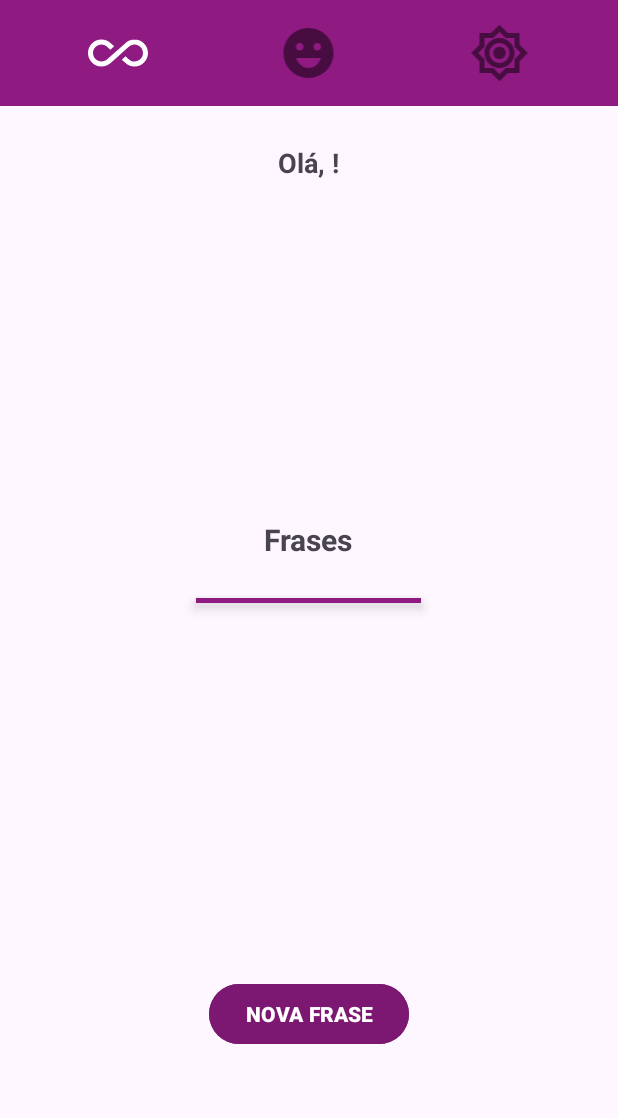
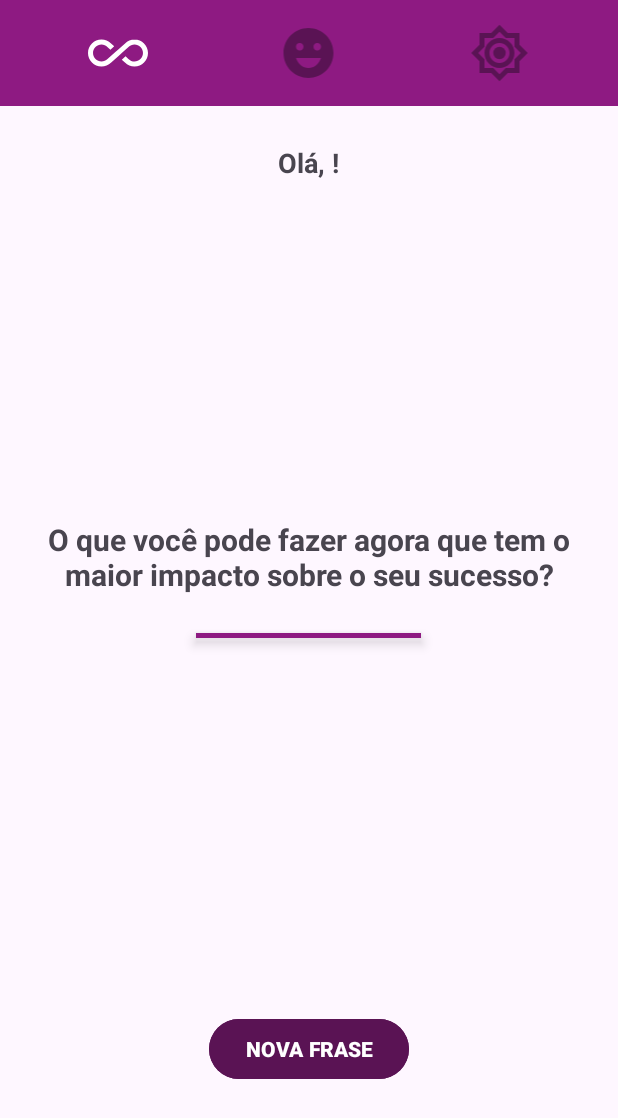
Before and after one commit to J0aoPedr0/APP_motivation, an Android app: the MainActivity screen opened directly, with no data from a screen before it, on a phone screen of 412 x 824 dp. Shown: the top 1118 px of the screen. Run offline under Robolectric (Android 15) with nearby library versions, the phone set to English and light mode, and no system bars.

Commit message:
Finalização do App Motivation.

```diff
--- a/app/src/main/AndroidManifest.xml
+++ b/app/src/main/AndroidManifest.xml
@@ -13,7 +13,7 @@
         android:theme="@style/Theme.Motivation"
         tools:targetApi="31">
         <activity
-            android:name=".UserActivity"
+            android:name=".UserInterface.UserActivity"
             android:exported="true">
             <intent-filter>
                 <action android:name="android.intent.action.MAIN" />
@@ -21,7 +21,7 @@
             </intent-filter>
         </activity>
         <activity
-            android:name=".MainActivity"
+            android:name=".UserInterface.MainActivity"
             android:exported="false" />
 
     </application>
--- a/app/src/main/java/com/example/motivation/MainActivity.kt
+++ /dev/null
@@ -1,28 +0,0 @@
-package com.example.motivation
-
-import android.annotation.SuppressLint
-import android.os.Bundle
-import android.widget.Toast
-import androidx.appcompat.app.AppCompatActivity
-import com.example.motivation.databinding.ActivityMainBinding
-
-class MainActivity : AppCompatActivity() {
-
-    private lateinit var binding: ActivityMainBinding
-
-    @SuppressLint("SetTextI18n")
-    override fun onCreate(savedInstanceState: Bundle?) {
-        super.onCreate(savedInstanceState)
-        binding = ActivityMainBinding.inflate(layoutInflater)
-        setContentView(binding.root)
-
-        val name = SharedPreferences(this).getString("USER_NAME")
-        binding.textHelloUser.text = "Olá, $name!"
-
-        binding.buttonNewPhrase.setOnClickListener { newPhrase() }
-    }
-
-    private fun newPhrase() {
-        Toast.makeText(this, "Estou funcionando", Toast.LENGTH_SHORT).show()
-    }
-}
--- /dev/null
+++ b/app/src/main/java/com/example/motivation/Phrases/Mock.kt
@@ -0,0 +1,35 @@
+package com.example.motivation.Phrases
+
+import com.example.motivation.infrastructure.MotivationConstants
+import kotlin.random.Random
+
+
+data class Phrase(val description:String, val categoryId:Int)
+
+class Mock {
+    private val all = MotivationConstants.FILTER.ALL
+    private val smile = MotivationConstants.FILTER.SMILE
+    private val brightness = MotivationConstants.FILTER.BRIGHTNESS
+
+
+    private val listPhrase = listOf<Phrase>(
+        Phrase("Não sabendo que era impossível, foi lá e fez.", smile),
+        Phrase("Você não é derrotado quando perde, você é derrotado quando desiste!", smile),
+        Phrase("Quando está mais escuro, vemos mais estrelas!", smile),
+        Phrase("Insanidade é fazer sempre a mesma coisa e esperar um resultado diferente.", smile),
+        Phrase("Não pare quando estiver cansado, pare quando tiver terminado.", smile),
+        Phrase("O que você pode fazer agora que tem o maior impacto sobre o seu sucesso?", smile),
+        Phrase("A melhor maneira de prever o futuro é inventá-lo.", brightness),
+        Phrase("Você perde todas as chances que você não aproveita.", brightness),
+        Phrase("Fracasso é o condimento que dá sabor ao sucesso.", brightness),
+        Phrase(" Enquanto não estivermos comprometidos, haverá hesitação!", brightness),
+        Phrase("Se você não sabe onde quer ir, qualquer caminho serve.", brightness),
+        Phrase("Se você acredita, faz toda a diferença.", brightness),
+        Phrase("Riscos devem ser corridos, porque o maior perigo é não arriscar nada!", brightness)
+    )
+
+    fun getPhrase(value: Int):String{
+        val filtered = listPhrase.filter { it. categoryId == value || value == all }
+        return filtered[Random.nextInt(filtered.size)].description
+    }
+}
--- /dev/null
+++ b/app/src/main/java/com/example/motivation/UserInterface/MainActivity.kt
@@ -0,0 +1,81 @@
+package com.example.motivation.UserInterface
+
+import android.annotation.SuppressLint
+import android.os.Bundle
+import android.view.View
+import androidx.appcompat.app.AppCompatActivity
+import androidx.core.content.ContextCompat
+import com.example.motivation.Phrases.Mock
+import com.example.motivation.R
+import com.example.motivation.infrastructure.MotivationConstants
+import com.example.motivation.infrastructure.SharedPreferences
+import com.example.motivation.databinding.ActivityMainBinding
+
+class MainActivity : AppCompatActivity() {
+
+    private lateinit var binding: ActivityMainBinding
+    private var categoryId = MotivationConstants.FILTER.ALL
+
+    @SuppressLint("SetTextI18n")
+    override fun onCreate(savedInstanceState: Bundle?) {
+        super.onCreate(savedInstanceState)
+        binding = ActivityMainBinding.inflate(layoutInflater)
+        setContentView(binding.root)
+
+        saveData()
+        handleFilter(R.id.image_infinity)
+        handleNextPhrase()
+        // Clicks eventes
+        binding.buttonNewPhrase.setOnClickListener { view -> handleClicks(view) }
+        binding.imageInfinity.setOnClickListener { view -> handleClicks(view) }
+        binding.imageSmile.setOnClickListener { view -> handleClicks(view) }
+        binding.imageBrightness.setOnClickListener { view -> handleClicks(view) }
+    }
+
+
+    private fun saveData() {
+        val name = SharedPreferences(this).getString(MotivationConstants.KEY.User_Name)
+        binding.textHelloUser.text = "Olá, $name!"
+    }
+
+    private fun handleClicks(view: View) {
+        if (view.id == R.id.button_new_phrase) {
+            handleNextPhrase()
+        }else if (view.id in listOf
+                (
+                R.id.image_infinity,
+                R.id.image_smile,
+                R.id.image_brightness
+            )
+        ) {
+            handleFilter(view.id)
+        }
+    }
+
+    private fun handleNextPhrase() {
+        binding.textMotivationPhrase.text = Mock().getPhrase(categoryId)
+    }
+
+    private fun handleFilter(id: Int) {
+        binding.imageBrightness.setColorFilter(ContextCompat.getColor(this, R.color.purple))
+        binding.imageSmile.setColorFilter(ContextCompat.getColor(this, R.color.purple))
+        binding.imageInfinity.setColorFilter(ContextCompat.getColor(this, R.color.purple))
+
+        when (id) {
+            R.id.image_infinity -> {
+                binding.imageInfinity.setColorFilter(ContextCompat.getColor(this, R.color.white))
+                categoryId = MotivationConstants.FILTER.ALL
+            }
+
+            R.id.image_smile -> {
+                binding.imageSmile.setColorFilter(ContextCompat.getColor(this, R.color.white))
+                categoryId = MotivationConstants.FILTER.SMILE
+            }
+
+            else -> {
+                binding.imageBrightness.setColorFilter(ContextCompat.getColor(this, R.color.white))
+                categoryId = MotivationConstants.FILTER.BRIGHTNESS
+            }
+        }
+    }
+}
--- /dev/null
+++ b/app/src/main/java/com/example/motivation/infrastructure/MotivationConstants.kt
@@ -0,0 +1,14 @@
+package com.example.motivation.infrastructure
+
+class MotivationConstants {
+
+        object KEY {
+                val User_Name = "USER_NAME"
+        }
+
+        object FILTER {
+                const val ALL = 1
+                const val SMILE = 2
+                const val BRIGHTNESS = 3
+        }
+}
--- a/app/src/main/java/com/example/motivation/SharedPreferences.kt
+++ b/app/src/main/java/com/example/motivation/infrastructure/SharedPreferences.kt
@@ -1,4 +1,4 @@
-package com.example.motivation
+package com.example.motivation.infrastructure
 
 import android.content.Context
 import android.content.SharedPreferences
--- a/app/src/main/res/drawable/ic_infinity_simbol.xml
+++ b/app/src/main/res/drawable/ic_image_infinity.xml
@@ -1,5 +1,5 @@
-<vector xmlns:android="http://schemas.android.com/apk/res/android" android:height="40dp"
-    android:tint="@color/white" android:viewportHeight="24" android:viewportWidth="24" android:width="40dp">
+<vector xmlns:android="http://schemas.android.com/apk/res/android" android:height="40dp" android:tint="#80000000"
+    android:viewportHeight="24" android:viewportWidth="24" android:width="40dp">
 
     <path android:fillColor="@android:color/white" android:pathData="M18.6,6.62c-1.44,0 -2.8,0.56 -3.77,1.53L12,10.66 10.48,12h0.01L7.8,14.39c-0.64,0.64 -1.49,0.99 -2.4,0.99 -1.87,0 -3.39,-1.51 -3.39,-3.38S3.53,8.62 5.4,8.62c0.91,0 1.76,0.35 2.44,1.03l1.13,1 1.51,-1.34L9.22,8.2C8.2,7.18 6.84,6.62 5.4,6.62 2.42,6.62 0,9.04 0,12s2.42,5.38 5.4,5.38c1.44,0 2.8,-0.56 3.77,-1.53l2.83,-2.5 0.01,0.01L13.52,12h-0.01l2.69,-2.39c0.64,-0.64 1.49,-0.99 2.4,-0.99 1.87,0 3.39,1.51 3.39,3.38s-1.52,3.38 -3.39,3.38c-0.9,0 -1.76,-0.35 -2.44,-1.03l-1.14,-1.01 -1.51,1.34 1.27,1.12c1.02,1.01 2.37,1.57 3.82,1.57 2.98,0 5.4,-2.41 5.4,-5.38s-2.42,-5.37 -5.4,-5.37z"/>
 
--- a/app/src/main/res/layout/activity_main.xml
+++ b/app/src/main/res/layout/activity_main.xml
@@ -6,7 +6,7 @@
     android:layout_width="match_parent"
     android:layout_height="match_parent"
     android:orientation="vertical"
-    tools:context=".MainActivity">
+    tools:context=".UserInterface.MainActivity">
 
     <LinearLayout
         android:layout_width="match_parent"
@@ -20,8 +20,8 @@
             android:layout_width="0dp"
             android:layout_height="wrap_content"
             android:layout_weight="1"
-            android:src="@drawable/ic_infinity_simbol"
-            app:tint="@color/white" />
+            android:src="@drawable/ic_image_infinity"
+            app:tint="@color/half_black"/>
 
         <ImageView
             android:id="@+id/image_smile"
--- a/app/src/main/res/layout/activity_user.xml
+++ b/app/src/main/res/layout/activity_user.xml
@@ -5,9 +5,9 @@
     android:id="@+id/main"
     android:layout_width="match_parent"
     android:layout_height="match_parent"
-    android:background="#832479"
+    android:background="@color/main_purple"
     android:orientation="vertical"
-    tools:context=".UserActivity">
+    tools:context=".UserInterface.UserActivity">
 
     <TextView
         android:id="@+id/text_lets_start"
--- a/app/src/main/res/values/colors.xml
+++ b/app/src/main/res/values/colors.xml
@@ -1,8 +1,9 @@
 <?xml version="1.0" encoding="utf-8"?>
 <resources>
     <color name="white">#FFFFFFFF</color>
-    <color name="purple">#7C1772</color>
+    <color name="purple">#5A1354</color>
     <color name="half_black">#80000000</color>
     <color name="light_pink">#D385A9</color>
+    <color name="main_purple">#832479</color>
 
 </resources>
```
Also changed, not shown: app/src/main/java/com/example/motivation/UserInterface/UserActivity.kt (renamed from app/src/main/java/com/example/motivation/UserActivity.kt, +6 -2 lines).
